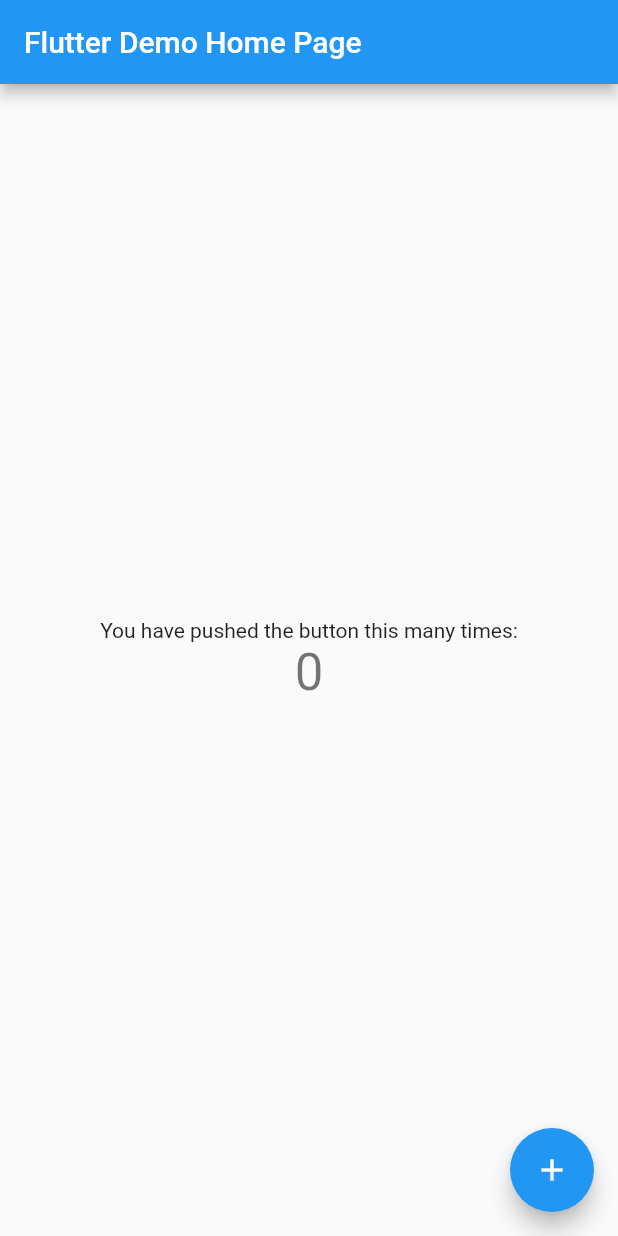
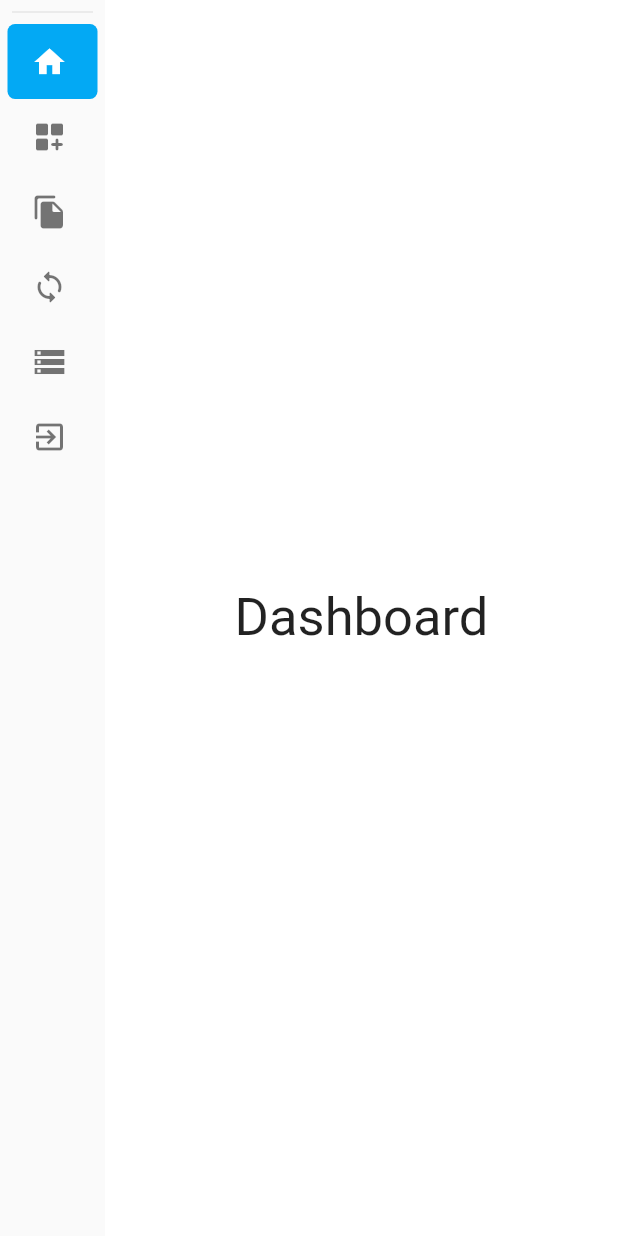
Before and after one commit to davixlive/frontend_ipaas, a Flutter app: the screen it shows after launch, on a phone screen of 412 x 824 dp. Run offline on Flutter 3.47's test engine with Material 2 defaults, Android fonts, the light colour scheme and no system bars; drawn by our look-alikes of easy_sidemenu.

Commit message:
Add Sidebar

```diff
--- a/lib/main.dart
+++ b/lib/main.dart
@@ -1,115 +1,170 @@
 import 'package:flutter/material.dart';
+import 'package:easy_sidemenu/easy_sidemenu.dart';
 
 void main() {
-  runApp(const MyApp());
+  runApp(MyApp());
 }
 
 class MyApp extends StatelessWidget {
-  const MyApp({Key? key}) : super(key: key);
-
-  // This widget is the root of your application.
   @override
   Widget build(BuildContext context) {
     return MaterialApp(
-      title: 'Flutter Demo',
-      theme: ThemeData(
-        // This is the theme of your application.
-        //
-        // Try running your application with "flutter run". You'll see the
-        // application has a blue toolbar. Then, without quitting the app, try
-        // changing the primarySwatch below to Colors.green and then invoke
-        // "hot reload" (press "r" in the console where you ran "flutter run",
-        // or simply save your changes to "hot reload" in a Flutter IDE).
-        // Notice that the counter didn't reset back to zero; the application
-        // is not restarted.
-        primarySwatch: Colors.blue,
-      ),
-      home: const MyHomePage(title: 'Flutter Demo Home Page'),
+      title: 'Ipaas',
+      /* theme: ThemeData(
+        primarySwatch: Colors.black,
+      ),*/
+      home: MyHomePage(),
+      debugShowCheckedModeBanner: false,
     );
   }
 }
 
 class MyHomePage extends StatefulWidget {
-  const MyHomePage({Key? key, required this.title}) : super(key: key);
-
-  // This widget is the home page of your application. It is stateful, meaning
-  // that it has a State object (defined below) that contains fields that affect
-  // how it looks.
-
-  // This class is the configuration for the state. It holds the values (in this
-  // case the title) provided by the parent (in this case the App widget) and
-  // used by the build method of the State. Fields in a Widget subclass are
-  // always marked "final".
-
-  final String title;
+  const MyHomePage({Key? key}) : super(key: key);
 
   @override
-  State<MyHomePage> createState() => _MyHomePageState();
+  _MyHomePageState createState() => _MyHomePageState();
 }
 
 class _MyHomePageState extends State<MyHomePage> {
-  int _counter = 0;
-
-  void _incrementCounter() {
-    setState(() {
-      // This call to setState tells the Flutter framework that something has
-      // changed in this State, which causes it to rerun the build method below
-      // so that the display can reflect the updated values. If we changed
-      // _counter without calling setState(), then the build method would not be
-      // called again, and so nothing would appear to happen.
-      _counter++;
-    });
-  }
+  PageController page = PageController();
 
   @override
   Widget build(BuildContext context) {
-    // This method is rerun every time setState is called, for instance as done
-    // by the _incrementCounter method above.
-    //
-    // The Flutter framework has been optimized to make rerunning build methods
-    // fast, so that you can just rebuild anything that needs updating rather
-    // than having to individually change instances of widgets.
     return Scaffold(
-      appBar: AppBar(
-        // Here we take the value from the MyHomePage object that was created by
-        // the App.build method, and use it to set our appbar title.
-        title: Text(widget.title),
+      body: Row(
+        mainAxisAlignment: MainAxisAlignment.start,
+        children: [
+          SideMenu(
+            controller: page,
+            style: SideMenuStyle(
+              displayMode: SideMenuDisplayMode.auto,
+              hoverColor: Colors.blue[100],
+              selectedColor: Colors.lightBlue,
+              selectedTitleTextStyle: TextStyle(color: Colors.white),
+              selectedIconColor: Colors.white,
+              // decoration: BoxDecoration(
+              //   borderRadius: BorderRadius.all(Radius.circular(10)),
+              // ),
+              // backgroundColor: Colors.blueGrey[700]
+            ),
+            title: Column(
+              children: [
+                ConstrainedBox(
+                  constraints: BoxConstraints(
+                    maxHeight: 150,
+                    maxWidth: 150,
+                  ),
+                ),
+                Divider(
+                  indent: 8.0,
+                  endIndent: 8.0,
+                ),
+              ],
+            ),
+            items: [
+              SideMenuItem(
+                priority: 0,
+                title: 'Dashboard',
+                onTap: () {
+                  page.jumpToPage(0);
+                },
+                icon: Icon(Icons.home),
+              ),
+              SideMenuItem(
+                priority: 1,
+                title: 'Applications',
+                onTap: () {
+                  page.jumpToPage(1);
+                },
+                icon: Icon(Icons.dashboard_customize_rounded),
+              ),
+              SideMenuItem(
+                priority: 2,
+                title: 'Git Sources',
+                onTap: () {
+                  page.jumpToPage(2);
+                },
+                icon: Icon(Icons.file_copy_rounded),
+              ),
+              SideMenuItem(
+                priority: 3,
+                title: 'Destinations',
+                onTap: () {
+                  page.jumpToPage(3);
+                },
+                icon: Icon(Icons.loop_rounded),
+              ),
+              SideMenuItem(
+                priority: 4,
+                title: 'Databases',
+                onTap: () {
+                  page.jumpToPage(4);
+                },
+                icon: Icon(Icons.storage),
+              ),
+              SideMenuItem(
+                priority: 6,
+                title: 'Exit',
+                onTap: () async {},
+                icon: Icon(Icons.exit_to_app),
+              ),
+            ],
+          ),
+          Expanded(
+            child: PageView(
+              controller: page,
+              children: [
+                Container(
+                  color: Colors.white,
+                  child: Center(
+                    child: Text(
+                      'Dashboard',
+                      style: TextStyle(fontSize: 35),
+                    ),
+                  ),
+                ),
+                Container(
+                  color: Colors.white,
+                  child: Center(
+                    child: Text(
+                      'Applications',
+                      style: TextStyle(fontSize: 35),
+                    ),
+                  ),
+                ),
+                Container(
+                  color: Colors.white,
+                  child: Center(
+                    child: Text(
+                      'Git Sources',
+                      style: TextStyle(fontSize: 35),
+                    ),
+                  ),
+                ),
+                Container(
+                  color: Colors.white,
+                  child: Center(
+                    child: Text(
+                      'Destinations',
+                      style: TextStyle(fontSize: 35),
+                    ),
+                  ),
+                ),
+                Container(
+                  color: Colors.white,
+                  child: Center(
+                    child: Text(
+                      'Databases',
+                      style: TextStyle(fontSize: 35),
+                    ),
+                  ),
+                ),
+              ],
+            ),
+          ),
+        ],
       ),
-      body: Center(
-        // Center is a layout widget. It takes a single child and positions it
-        // in the middle of the parent.
-        child: Column(
-          // Column is also a layout widget. It takes a list of children and
-          // arranges them vertically. By default, it sizes itself to fit its
-          // children horizontally, and tries to be as tall as its parent.
-          //
-          // Invoke "debug painting" (press "p" in the console, choose the
-          // "Toggle Debug Paint" action from the Flutter Inspector in Android
-          // Studio, or the "Toggle Debug Paint" command in Visual Studio Code)
-          // to see the wireframe for each widget.
-          //
-          // Column has various properties to control how it sizes itself and
-          // how it positions its children. Here we use mainAxisAlignment to
-          // center the children vertically; the main axis here is the vertical
-          // axis because Columns are vertical (the cross axis would be
-          // horizontal).
-          mainAxisAlignment: MainAxisAlignment.center,
-          children: <Widget>[
-            const Text(
-              'You have pushed the button this many times:',
-            ),
-            Text(
-              '$_counter',
-              style: Theme.of(context).textTheme.headline4,
-            ),
-          ],
-        ),
-      ),
-      floatingActionButton: FloatingActionButton(
-        onPressed: _incrementCounter,
-        tooltip: 'Increment',
-        child: const Icon(Icons.add),
-      ), // This trailing comma makes auto-formatting nicer for build methods.
     );
   }
 }
--- a/pubspec.yaml
+++ b/pubspec.yaml
@@ -34,6 +34,7 @@
   # The following adds the Cupertino Icons font to your application.
   # Use with the CupertinoIcons class for iOS style icons.
   cupertino_icons: ^1.0.2
+  easy_sidemenu: ^0.2.1
 
 dev_dependencies:
   flutter_test:
```
Also changed, not shown: pubspec.lock, 1 other file.
